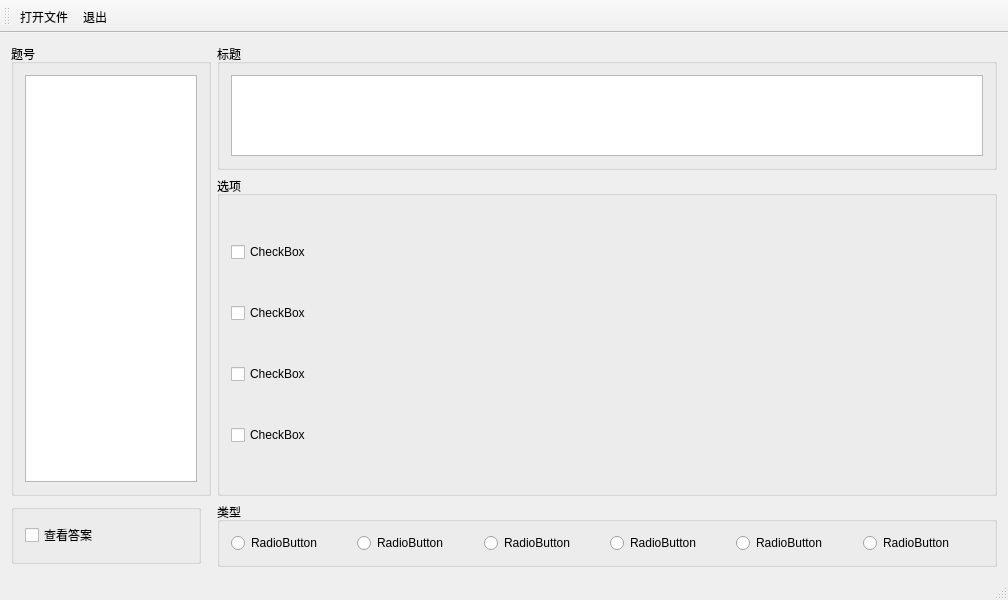
This is Answer/MainWindow.ui in ml0042993/Exam as Qt 5 draws it before an edit. The edited form follows.
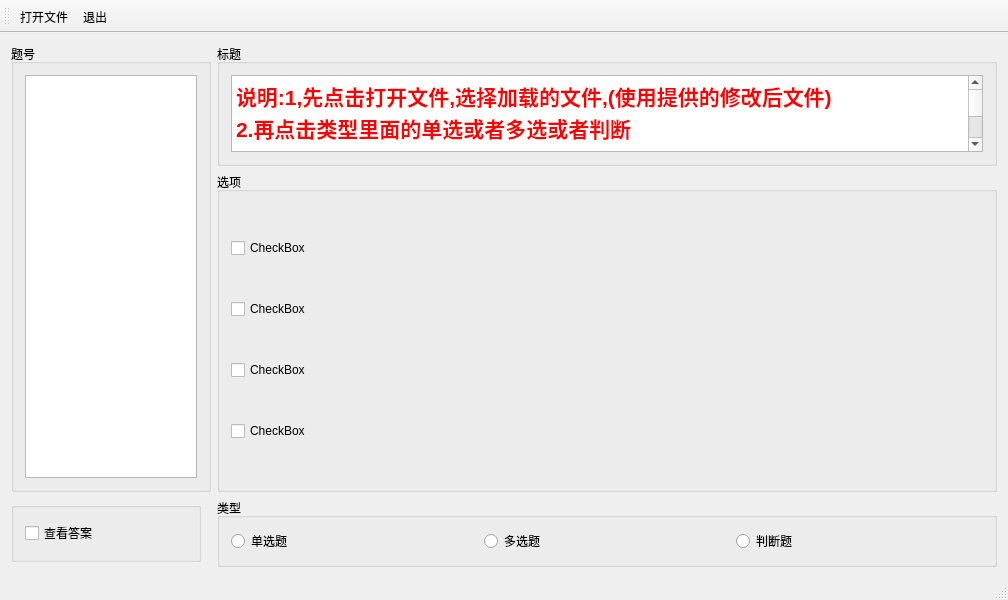
This is the edited form. Icons and pictures are not drawn.

Commit message: 修改后第一个版本

Diff of the .ui file:
```diff
--- a/Answer/MainWindow.ui
+++ b/Answer/MainWindow.ui
@@ -73,7 +73,18 @@
       </property>
       <layout class="QVBoxLayout" name="verticalLayout_2">
        <item>
-        <widget class="QTextBrowser" name="textBrowser"/>
+        <widget class="QTextBrowser" name="textBrowser">
+         <property name="html">
+          <string>&lt;!DOCTYPE HTML PUBLIC &quot;-//W3C//DTD HTML 4.0//EN&quot; &quot;http://www.w3.org/TR/REC-html40/strict.dtd&quot;&gt;
+&lt;html&gt;&lt;head&gt;&lt;meta name=&quot;qrichtext&quot; content=&quot;1&quot; /&gt;&lt;style type=&quot;text/css&quot;&gt;
+p, li { white-space: pre-wrap; }
+&lt;/style&gt;&lt;/head&gt;&lt;body style=&quot; font-family:'SimSun'; font-size:9pt; font-weight:400; font-style:normal;&quot;&gt;
+&lt;p style=&quot; margin-top:0px; margin-bottom:0px; margin-left:0px; margin-right:0px; -qt-block-indent:0; text-indent:0px;&quot;&gt;&lt;span style=&quot; font-size:16pt; font-weight:600; color:#ff0000;&quot;&gt;说明:1,先点击打开文件,选择加载的文件,(使用提供的修改后文件)&lt;/span&gt;&lt;/p&gt;
+&lt;p style=&quot; margin-top:0px; margin-bottom:0px; margin-left:0px; margin-right:0px; -qt-block-indent:0; text-indent:0px;&quot;&gt;&lt;span style=&quot; font-size:16pt; font-weight:600; color:#ff0000;&quot;&gt;2.再点击类型里面的单选或者多选或者判断&lt;/span&gt;&lt;/p&gt;
+&lt;p style=&quot; margin-top:0px; margin-bottom:0px; margin-left:0px; margin-right:0px; -qt-block-indent:0; text-indent:0px;&quot;&gt;&lt;span style=&quot; font-size:16pt; font-weight:600; color:#ff0000;&quot;&gt;3.在题号里面选择题目&lt;/span&gt;&lt;/p&gt;
+&lt;p style=&quot; margin-top:0px; margin-bottom:0px; margin-left:0px; margin-right:0px; -qt-block-indent:0; text-indent:0px;&quot;&gt;&lt;span style=&quot; font-size:16pt; font-weight:600; color:#ff0000;&quot;&gt;4.点击查看答案可以查看当前题目的答案&lt;/span&gt;&lt;/p&gt;&lt;/body&gt;&lt;/html&gt;</string>
+         </property>
+        </widget>
        </item>
       </layout>
      </widget>
@@ -180,42 +191,21 @@
        <item>
         <widget class="QRadioButton" name="radioButton_4">
          <property name="text">
-          <string>RadioButton</string>
+          <string>单选题</string>
          </property>
         </widget>
        </item>
        <item>
         <widget class="QRadioButton" name="radioButton_2">
          <property name="text">
-          <string>RadioButton</string>
+          <string>多选题</string>
          </property>
         </widget>
        </item>
        <item>
         <widget class="QRadioButton" name="radioButton">
          <property name="text">
-          <string>RadioButton</string>
-         </property>
-        </widget>
-       </item>
-       <item>
-        <widget class="QRadioButton" name="radioButton_6">
-         <property name="text">
-          <string>RadioButton</string>
-         </property>
-        </widget>
-       </item>
-       <item>
-        <widget class="QRadioButton" name="radioButton_5">
-         <property name="text">
-          <string>RadioButton</string>
-         </property>
-        </widget>
-       </item>
-       <item>
-        <widget class="QRadioButton" name="radioButton_3">
-         <property name="text">
-          <string>RadioButton</string>
+          <string>判断题</string>
          </property>
         </widget>
        </item>
```
Left out of the diff: 6 changed lines with no effect on the pictures. The commit also changes 7 other files.
